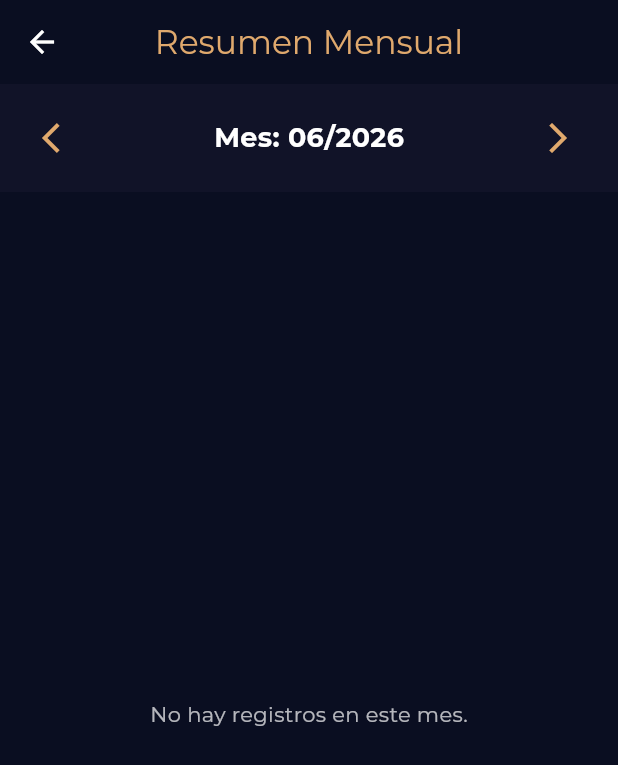
After one commit to Adrw2019/asistencia-app, a Flutter app: the SummaryScreen screen opened directly, after a tap on the "arrow back ios" icon, on a phone screen of 412 x 824 dp. The commit adds this screen. Shown: the top 765 px of the screen. Run offline on Flutter 3.47's test engine with Material 3 defaults, Android fonts, the phone set to English and light mode, and no system bars; our stand-ins replace firebase_core, firebase_messaging, flutter_local_notifications, google_fonts, qr_flutter, shared_preferences and 1 more; accounts and stored records are empty; network calls fail.

Commit message:
feat: implementar logica de semanas y deteccion de turnos

```diff
--- /dev/null
+++ b/app/lib/screens/summary_screen.dart
@@ -0,0 +1,146 @@
+import 'package:flutter/material.dart';
+import '../services/api_service.dart';
+
+class SummaryScreen extends StatefulWidget {
+  const SummaryScreen({super.key});
+
+  @override
+  State<SummaryScreen> createState() => _SummaryScreenState();
+}
+
+class _SummaryScreenState extends State<SummaryScreen> {
+  List<dynamic> _resumen = [];
+  bool _loading = true;
+  int _modoCalculo = 1;
+  DateTime _selectedDate = DateTime.now();
+
+  @override
+  void initState() {
+    super.initState();
+    _load();
+  }
+
+  Future<void> _load() async {
+    setState(() => _loading = true);
+
+    // Obtener configuración para saber si mostrar Semanas o Dinero
+    final conf = await ApiService.getConfig();
+    if (conf['success'] == true && conf['data'] != null) {
+      _modoCalculo = conf['data']['modo_calculo'] ?? 1;
+    }
+
+    // Calcular inicio y fin del mes seleccionado
+    final startOfMonth = DateTime(_selectedDate.year, _selectedDate.month, 1);
+    final endOfMonth = DateTime(_selectedDate.year, _selectedDate.month + 1, 0);
+
+    final desde = "${startOfMonth.year}-${startOfMonth.month.toString().padLeft(2, '0')}-01";
+    final hasta = "${endOfMonth.year}-${endOfMonth.month.toString().padLeft(2, '0')}-${endOfMonth.day.toString().padLeft(2, '0')}";
+
+    final res = await ApiService.resumen(desde: desde, hasta: hasta);
+    if (res['success'] == true) {
+      _resumen = res['data'] ?? [];
+    }
+    setState(() => _loading = false);
+  }
+
+  void _changeMonth(int delta) {
+    setState(() {
+      _selectedDate = DateTime(_selectedDate.year, _selectedDate.month + delta, 1);
+    });
+    _load();
+  }
+
+  @override
+  Widget build(BuildContext context) {
+    final mesActual = "${_selectedDate.month.toString().padLeft(2, '0')}/${_selectedDate.year}";
+
+    return Scaffold(
+      backgroundColor: const Color(0xFF0A0E21),
+      appBar: AppBar(title: const Text('Resumen Mensual', style: TextStyle(color: Color(0xFFE0A96D)))),
+      body: Column(
+        children: [
+          // Selector de Mes
+          Container(
+            padding: const EdgeInsets.symmetric(vertical: 12, horizontal: 16),
+            color: const Color(0xFF111328),
+            child: Row(
+              mainAxisAlignment: MainAxisAlignment.spaceBetween,
+              children: [
+                IconButton(icon: const Icon(Icons.arrow_back_ios, color: Color(0xFFE0A96D)), onPressed: () => _changeMonth(-1)),
+                Text('Mes: $mesActual', style: const TextStyle(color: Colors.white, fontSize: 18, fontWeight: FontWeight.bold)),
+                IconButton(icon: const Icon(Icons.arrow_forward_ios, color: Color(0xFFE0A96D)), onPressed: () => _changeMonth(1)),
+              ],
+            ),
+          ),
+          Expanded(
+            child: _loading
+                ? const Center(child: CircularProgressIndicator())
+                : _resumen.isEmpty
+                    ? const Center(child: Text('No hay registros en este mes.', style: TextStyle(color: Colors.white70)))
+                    : ListView.builder(
+                        padding: const EdgeInsets.all(12),
+                        itemCount: _resumen.length,
+                        itemBuilder: (context, index) {
+                          final item = _resumen[index];
+                          final double horasT = double.tryParse(item['horas']?.toString() ?? '0') ?? 0;
+                          final int totalDinero = int.tryParse(item['total']?.toString() ?? '0') ?? 0;
+                          final double semanas = horasT / 42.0;
+
+                          return Card(
+                            color: const Color(0xFF1D1E33),
+                            margin: const EdgeInsets.only(bottom: 12),
+                            shape: RoundedRectangleBorder(borderRadius: BorderRadius.circular(12), side: const BorderSide(color: Colors.white10)),
+                            child: Padding(
+                              padding: const EdgeInsets.all(16.0),
+                              child: Column(
+                                crossAxisAlignment: CrossAxisAlignment.start,
+                                children: [
+                                  Text('${item['nombre']}', style: const TextStyle(fontWeight: FontWeight.bold, color: Colors.white, fontSize: 18)),
+                                  const SizedBox(height: 4),
+                                  Text('C.C: ${item['cedula']}', style: const TextStyle(color: Colors.white70)),
+                                  const Divider(color: Colors.white24, height: 24),
+                                  Row(
+                                    mainAxisAlignment: MainAxisAlignment.spaceBetween,
+                                    children: [
+                                      const Text('Turnos completados:', style: TextStyle(color: Colors.white70)),
+                                      Text('${item['turnos']}', style: const TextStyle(color: Colors.white, fontWeight: FontWeight.bold)),
+                                    ],
+                                  ),
+                                  const SizedBox(height: 8),
+                                  Row(
+                                    mainAxisAlignment: MainAxisAlignment.spaceBetween,
+                                    children: [
+                                      const Text('Horas trabajadas:', style: TextStyle(color: Colors.white70)),
+                                      Text('${horasT.toStringAsFixed(2)} h', style: const TextStyle(color: Colors.white, fontWeight: FontWeight.bold)),
+                                    ],
+                                  ),
+                                  const Divider(color: Colors.white24, height: 24),
+                                  if (_modoCalculo == 1) ...[
+                                    Row(
+                                      mainAxisAlignment: MainAxisAlignment.spaceBetween,
+                                      children: [
+                                        const Text('Total a pagar (Aprox):', style: TextStyle(color: Color(0xFFE0A96D), fontSize: 16)),
+                                        Text('\$$totalDinero', style: const TextStyle(color: Color(0xFFE0A96D), fontWeight: FontWeight.bold, fontSize: 18)),
+                                      ],
+                                    ),
+                                  ] else ...[
+                                    Row(
+                                      mainAxisAlignment: MainAxisAlignment.spaceBetween,
+                                      children: [
+                                        const Text('Semanas trabajadas (42h):', style: TextStyle(color: Color(0xFFE0A96D), fontSize: 16)),
+                                        Text('${semanas.toStringAsFixed(2)} Semanas', style: const TextStyle(color: Color(0xFFE0A96D), fontWeight: FontWeight.bold, fontSize: 18)),
+                                      ],
+                                    ),
+                                  ]
+                                ],
+                              ),
+                            ),
+                          );
+                        },
+                      ),
+          ),
+        ],
+      ),
+    );
+  }
+}
--- a/app/lib/services/api_service.dart
+++ b/app/lib/services/api_service.dart
@@ -84,6 +84,22 @@ class ApiService {
     }
   }
 
+  static Future<Map<String, dynamic>> resumen({String? desde, String? hasta}) async {
+    try {
+      String url = '$baseUrl/asistencias/resumen';
+      List<String> queryParams = [];
+      if (desde != null) queryParams.add('desde=$desde');
+      if (hasta != null) queryParams.add('hasta=$hasta');
+      if (queryParams.isNotEmpty) {
+        url += '?${queryParams.join('&')}';
+      }
+      final response = await http.get(Uri.parse(url), headers: await _headers());
+      return _decode(response);
+    } catch (e) {
+      return {'success': false, 'message': 'Error de conexión: $e'};
+    }
+  }
+
   static Future<Map<String, dynamic>> getConfig() async {
     try {
       final response = await http.get(Uri.parse('$baseUrl/empresas/config'), headers: await _headers());
```
Also changed, not shown: app/lib/screens/config_screen.dart (+25 -0 lines), app/lib/screens/history_screen.dart (+16 -0 lines), app/lib/screens/home_screen.dart (+13 -0 lines), 10 other files.
